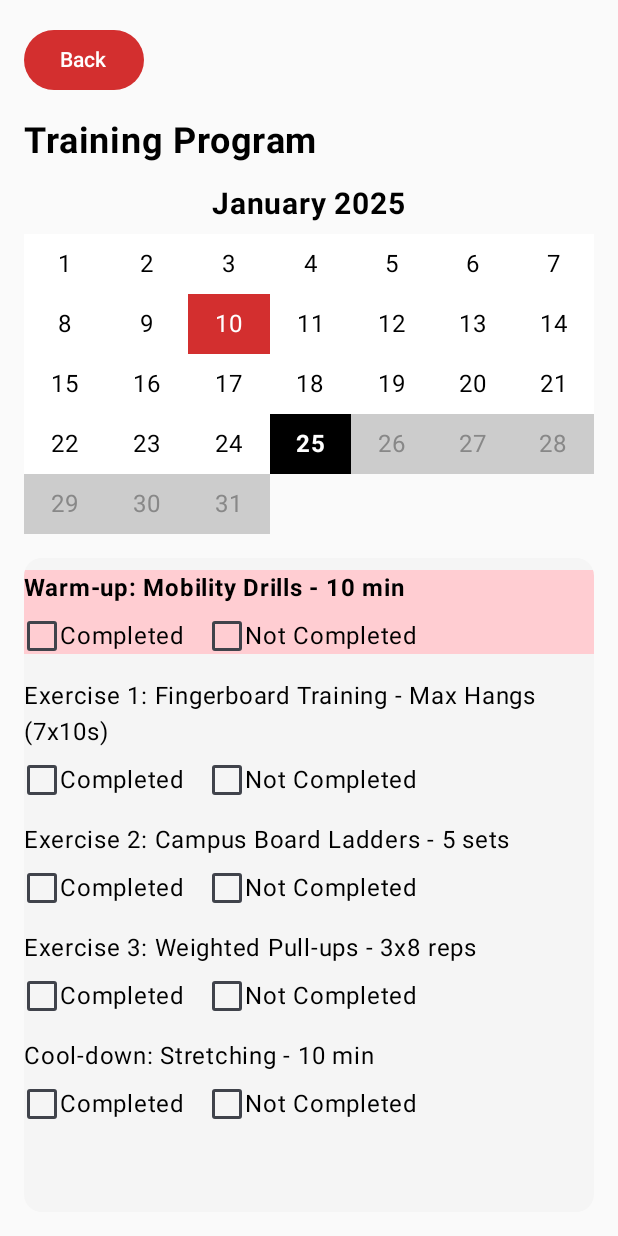
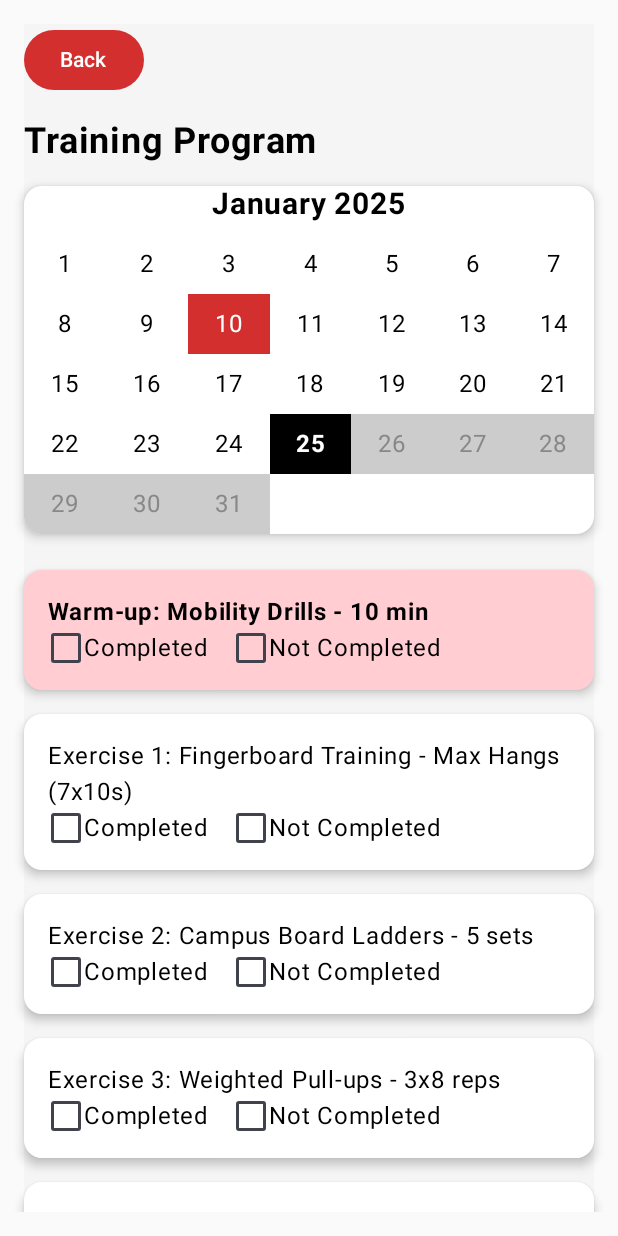
Before and after one commit to Jack9491/RockSolid, an Android app built with Jetpack Compose: the TrainingProgramScreen screen opened through its navigation route, after a tap on "10", on a phone screen of 412 x 824 dp. Run offline under Robolectric (Android 15) with nearby library versions, the phone set to English and light mode, and no system bars; our stand-ins replace Firebase (no records; nobody signed in at launch, a user with empty details on screens opened directly).

Commit message:
Fixed the notes issue in the training plan screen

```diff
--- a/app/src/main/java/ie/tus/rocksolid/screens/TrainingProgramScreen.kt
+++ b/app/src/main/java/ie/tus/rocksolid/screens/TrainingProgramScreen.kt
@@ -17,25 +17,31 @@ import androidx.compose.ui.unit.sp
 import androidx.navigation.NavHostController
 import java.util.Calendar
 
-
 @Composable
 fun TrainingProgramScreen(navController: NavHostController) {
     val today = remember { Calendar.getInstance().get(Calendar.DAY_OF_MONTH) }
     var selectedDay by remember { mutableStateOf(today) }
-    val workoutCompletion = remember { mutableStateMapOf<String, String>() } // Tracks completed/uncompleted with notes
-    val notes = remember { mutableStateListOf<String>() } // Notes for uncompleted workouts
-    val currentExerciseIndex = remember { mutableStateOf(0) } // Track the current active exercise
+    val workoutCompletion = remember { mutableStateMapOf<String, String>() }
+    val notes = remember { mutableStateListOf<String>() }
+    val currentExerciseIndex = remember { mutableStateOf(0) }
 
-    Column(modifier = Modifier.fillMaxSize().padding(16.dp)) {
+    Column(
+        modifier = Modifier
+            .fillMaxSize()
+            .padding(16.dp)
+            .background(Color(0xFFF5F5F5)) // Light gray background for the screen
+    ) {
         // Back Button
         Button(
             onClick = { navController.popBackStack() },
-            modifier = Modifier.padding(bottom = 16.dp),
+            modifier = Modifier
+                .padding(bottom = 16.dp),
             colors = ButtonDefaults.buttonColors(containerColor = Color(0xFFD32F2F))
         ) {
             Text("Back", color = Color.White)
         }
 
+        // Header
         Text(
             text = "Training Program",
             fontSize = 24.sp,
@@ -44,39 +50,65 @@ fun TrainingProgramScreen(navController: NavHostController) {
             modifier = Modifier.padding(bottom = 16.dp)
         )
 
-        // Calendar View
+        // Calendar Section
+        Card(
+            modifier = Modifier
+                .fillMaxWidth()
+                .padding(bottom = 16.dp),
+            colors = CardDefaults.cardColors(containerColor = Color.White),
+            elevation = CardDefaults.cardElevation(4.dp)
+        ) {
             CustomCalendar(today, selectedDay) { day ->
-            selectedDay = day // Update selectedDay when a day is clicked
-            currentExerciseIndex.value = 0 // Reset active exercise when the day changes
+                selectedDay = day
+                currentExerciseIndex.value = 0
+            }
         }
 
-        Spacer(modifier = Modifier.height(16.dp))
-
-        // Training Details
-        TrainingDetails(selectedDay, today, workoutCompletion, notes, currentExerciseIndex)
+        // Training Details Section
+        Box(
+            modifier = Modifier
+                .fillMaxWidth()
+                .weight(1f)
+        ) {
+            TrainingDetails(
+                selectedDay = selectedDay,
+                today = today,
+                workoutCompletion = workoutCompletion,
+                notes = notes,
+                currentExerciseIndex = currentExerciseIndex
+            )
+        }
 
         // Notes Section
+        NotesSection(notes)
+    }
+}
+
+@Composable
+fun NotesSection(notes: List<String>) {
     if (notes.isNotEmpty()) {
-            Spacer(modifier = Modifier.height(16.dp))
         Card(
-                modifier = Modifier.fillMaxWidth(),
-                colors = CardDefaults.cardColors(containerColor = Color(0xFFF5F5F5))
+            modifier = Modifier
+                .fillMaxWidth()
+                .padding(top = 16.dp),
+            colors = CardDefaults.cardColors(containerColor = Color(0xFFFAFAFA)),
+            elevation = CardDefaults.cardElevation(4.dp)
         ) {
             Column(modifier = Modifier.padding(16.dp)) {
                 Text(
                     text = "Notes",
                     fontSize = 20.sp,
                     fontWeight = FontWeight.Bold,
-                        color = Color.Black
+                    color = Color(0xFFD32F2F), // Red header for the notes
+                    modifier = Modifier.padding(bottom = 8.dp)
                 )
                 notes.forEach { note ->
                     Text(
                         text = "- $note",
                         fontSize = 16.sp,
-                            color = Color.Gray,
-                            modifier = Modifier.padding(top = 8.dp)
+                        color = Color.Black,
+                        modifier = Modifier.padding(vertical = 4.dp)
                     )
-                    }
                 }
             }
         }
@@ -146,33 +178,29 @@ fun TrainingDetails(
 ) {
     var showReasonDialog by remember { mutableStateOf<Pair<Int, String>?>(null) }
 
-    Column(modifier = Modifier.fillMaxSize()) {
-        Card(
-            modifier = Modifier
-                .fillMaxWidth()
-                .weight(1f),
-            colors = CardDefaults.cardColors(containerColor = Color(0xFFF5F5F5))
-        ) {
     LazyColumn(
         modifier = Modifier.fillMaxSize()
     ) {
         val workoutDetails = if (selectedDay == today) dummyWorkoutDetails else getClimbingWorkoutsForDay(selectedDay)
-                items(count = workoutDetails.size) { index ->
+        items(workoutDetails.size) { index ->
             val workout = workoutDetails[index]
             val status = workoutCompletion["$selectedDay-$index"] ?: ""
 
-                    Column(
+            Card(
                 modifier = Modifier
                     .fillMaxWidth()
-                            .padding(vertical = 8.dp)
-                            .background(if (index == currentExerciseIndex.value) Color(0xFFFFCDD2) else Color.Transparent)
+                    .padding(vertical = 8.dp),
+                colors = CardDefaults.cardColors(
+                    containerColor = if (index == currentExerciseIndex.value) Color(0xFFFFCDD2) else Color.White
+                ),
+                elevation = CardDefaults.cardElevation(4.dp)
             ) {
+                Column(modifier = Modifier.padding(16.dp)) {
                     Text(
                         text = workout,
                         fontSize = 16.sp,
                         color = Color.Black,
-                            fontWeight = if (index == currentExerciseIndex.value) FontWeight.Bold else FontWeight.Normal,
-                            modifier = Modifier.padding(bottom = 8.dp)
+                        fontWeight = if (index == currentExerciseIndex.value) FontWeight.Bold else FontWeight.Normal
                     )
 
                     Row(verticalAlignment = Alignment.CenterVertically) {
@@ -182,7 +210,7 @@ fun TrainingDetails(
                                 { checked ->
                                     if (checked) {
                                         workoutCompletion["$selectedDay-$index"] = "completed"
-                                            currentExerciseIndex.value = index + 1 // Move to the next exercise
+                                        currentExerciseIndex.value = index + 1
                                     }
                                 }
                             } else null
@@ -200,8 +228,7 @@ fun TrainingDetails(
                                 { checked ->
                                     if (checked) {
                                         workoutCompletion["$selectedDay-$index"] = "incomplete"
-                                            currentExerciseIndex.value = index + 1 // Allow moving to next exercise
-                                            showReasonDialog = index to workout // Trigger the dialog
+                                        showReasonDialog = index to workout
                                     }
                                 }
                             } else null
@@ -217,20 +244,17 @@ fun TrainingDetails(
         }
     }
 
-        // Show the dialog if triggered
+    // Show Reason Dialog
     showReasonDialog?.let { (index, workout) ->
         ReasonDialog(
             workout = workout,
             onDismiss = { showReasonDialog = null },
             onConfirm = { reason ->
                 notes.add("$workout - Reason: $reason")
-                    showReasonDialog = null
             }
         )
     }
 }
-}
-
 
 
 @Composable
```
Lines whose indentation alone changed are shown as unchanged.
